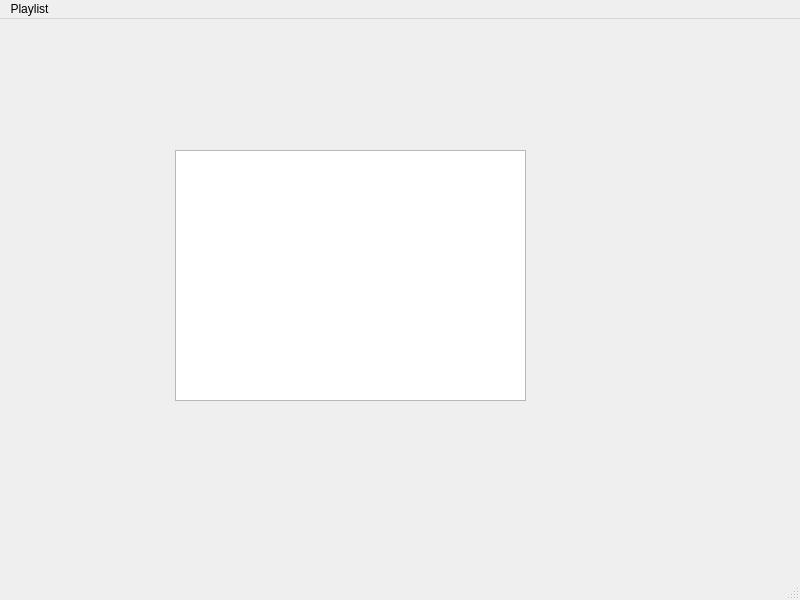
This is controlwindow.ui in AlexjHeat/MusicTrivia_MediaPlayer as Qt 5 draws it before an edit. The edited form follows.
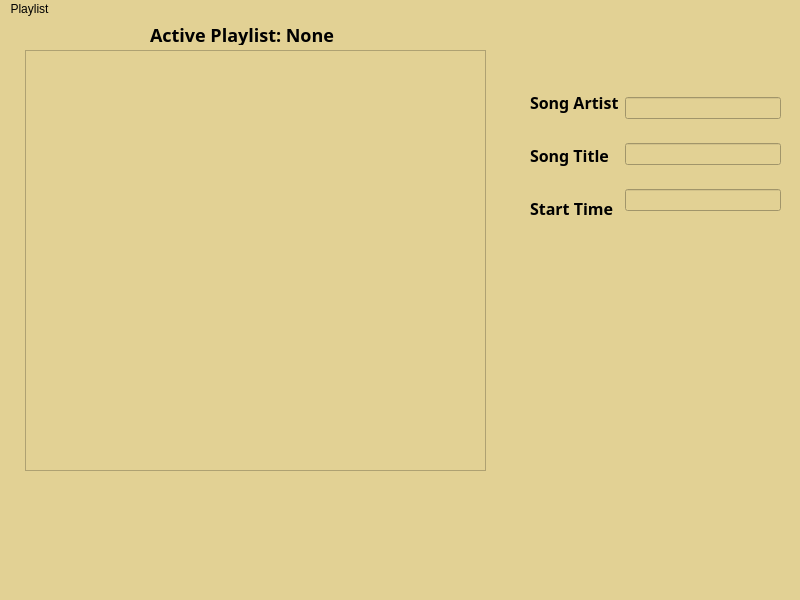
This is the edited form.

Commit message:
Completed playlist management
Playlist management directory is fully functional, with the following working actions:
-Create (but not save) a new playlist
-Load .plt file
-Save .plt file
-Add file(s) to playlist
-Remove file
-Rename playlist
-Sort file

```diff
--- a/controlwindow.ui
+++ b/controlwindow.ui
@@ -13,16 +13,106 @@
   <property name="windowTitle">
    <string>ControlWindow</string>
   </property>
+  <property name="styleSheet">
+   <string notr="true">background-color: #e2d194;</string>
+  </property>
   <widget class="QWidget" name="centralwidget">
    <widget class="QListView" name="playlistView">
     <property name="geometry">
      <rect>
-      <x>175</x>
-      <y>131</y>
-      <width>351</width>
-      <height>251</height>
+      <x>25</x>
+      <y>31</y>
+      <width>461</width>
+      <height>421</height>
      </rect>
     </property>
+    <property name="styleSheet">
+     <string notr="true">QListView::item {background-color: #ECE6C2;}
+QListView::item:alternate {background-color: #fafaf0;}</string>
+    </property>
+   </widget>
+   <widget class="QLabel" name="labelActivePlaylist">
+    <property name="geometry">
+     <rect>
+      <x>150</x>
+      <y>5</y>
+      <width>211</width>
+      <height>21</height>
+     </rect>
+    </property>
+    <property name="styleSheet">
+     <string notr="true">font: open sans;
+font-size: 18px;
+font-weight: bold;</string>
+    </property>
+    <property name="text">
+     <string>Active Playlist: None</string>
+    </property>
+   </widget>
+   <widget class="QWidget" name="layoutWidget">
+    <property name="geometry">
+     <rect>
+      <x>530</x>
+      <y>60</y>
+      <width>251</width>
+      <height>153</height>
+     </rect>
+    </property>
+    <layout class="QHBoxLayout" name="songEdit">
+     <item>
+      <layout class="QVBoxLayout" name="songEditLabels">
+       <item>
+        <widget class="QLabel" name="labelArtist">
+         <property name="styleSheet">
+          <string notr="true">font: open sans;
+font-size: 16px;
+font-weight: bold;</string>
+         </property>
+         <property name="text">
+          <string>Song Artist</string>
+         </property>
+        </widget>
+       </item>
+       <item>
+        <widget class="QLabel" name="labelTitle">
+         <property name="styleSheet">
+          <string notr="true">font: open sans;
+font-size: 16px;
+font-weight: bold;</string>
+         </property>
+         <property name="text">
+          <string>Song Title</string>
+         </property>
+        </widget>
+       </item>
+       <item>
+        <widget class="QLabel" name="labelStartTime">
+         <property name="styleSheet">
+          <string notr="true">font: open sans;
+font-size: 16px;
+font-weight: bold;</string>
+         </property>
+         <property name="text">
+          <string>Start Time</string>
+         </property>
+        </widget>
+       </item>
+      </layout>
+     </item>
+     <item>
+      <layout class="QVBoxLayout" name="songEditInput">
+       <item>
+        <widget class="QLineEdit" name="lineEditArtist"/>
+       </item>
+       <item>
+        <widget class="QLineEdit" name="lineEditTitle"/>
+       </item>
+       <item>
+        <widget class="QLineEdit" name="lineEditStartTime"/>
+       </item>
+      </layout>
+     </item>
+    </layout>
    </widget>
   </widget>
   <widget class="QMenuBar" name="menubar">
```
Left out of the diff: 12 changed lines with no effect on the pictures. The commit also changes 7 other files.
